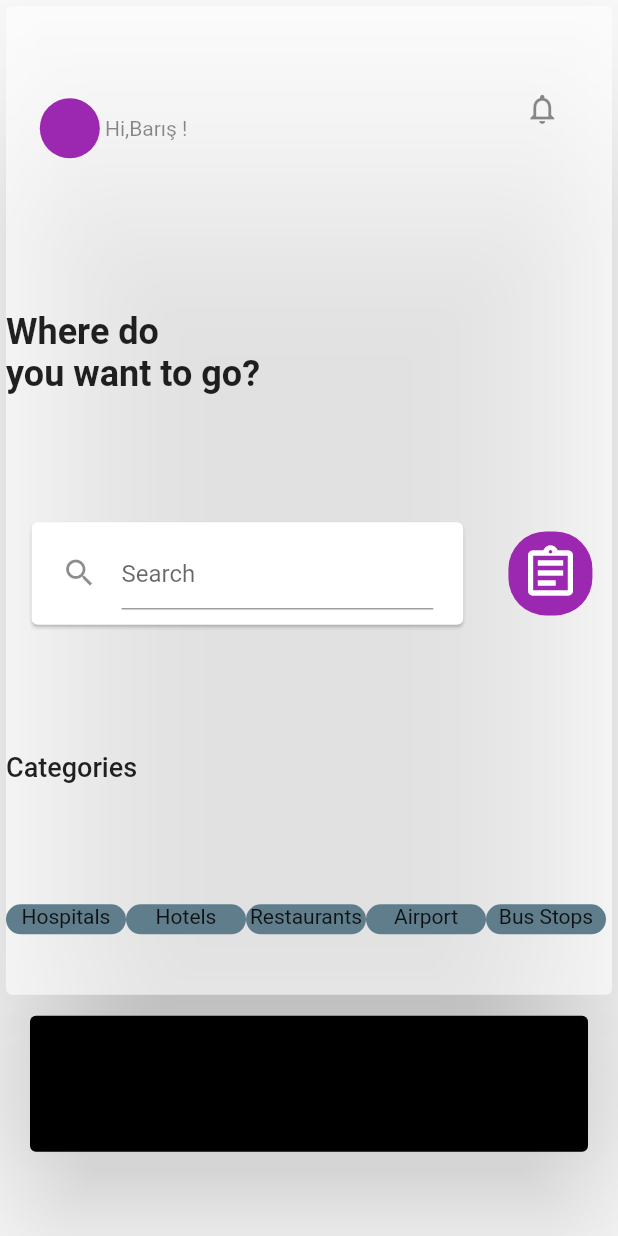
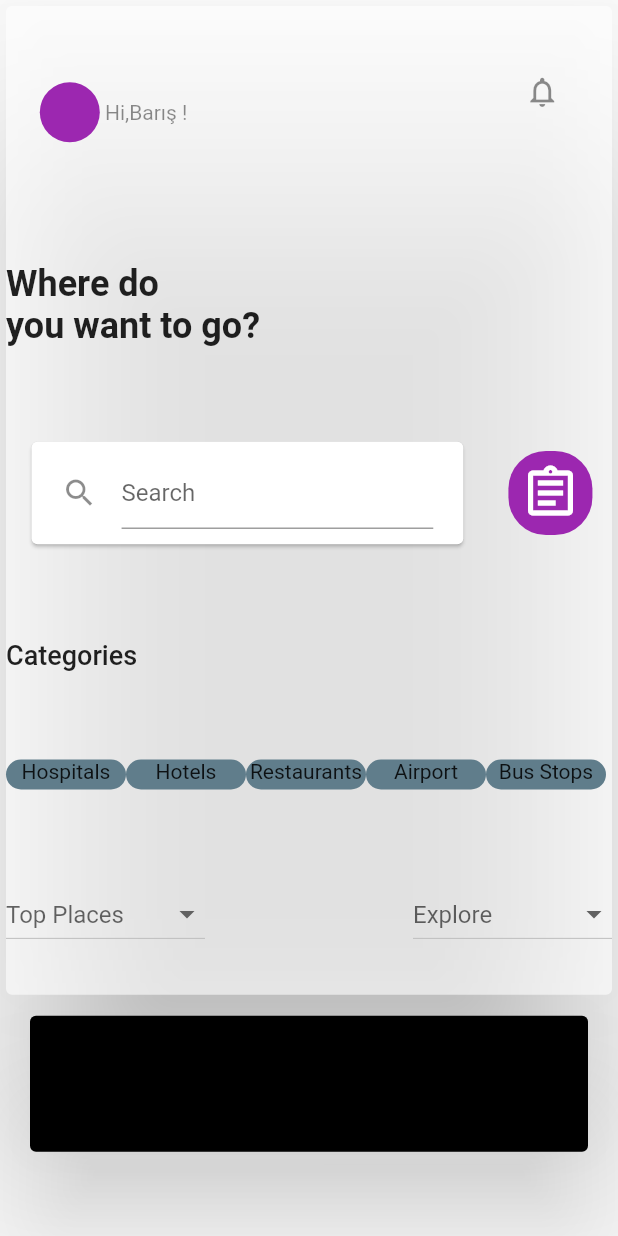
Before and after one commit to barisbeybit/TravelAPPUI, a Flutter app: the screen it shows after launch, on a phone screen of 412 x 824 dp. Run offline on Flutter 3.47's test engine with Material 2 defaults, Android fonts, the phone set to English and light mode, and no system bars.

Commit message:
Drop down button'a başlandı

```diff
--- a/lib/main.dart
+++ b/lib/main.dart
@@ -25,10 +25,18 @@ class MyApp extends StatelessWidget {
   }
 }
 
-class TravelAppUI extends StatelessWidget {
+class TravelAppUI extends StatefulWidget {
   const TravelAppUI({Key? key}) : super(key: key);
 
+  @override
+  _TravelAppUIState createState() => _TravelAppUIState();
+}
+
+class _TravelAppUIState extends State<TravelAppUI> {
   get controller => null;
+
+  var choosePlace;
+  List listItems = ["Top Places", "Favorite Places", "Near you"];
 
   @override
   Widget build(BuildContext context) {
@@ -187,6 +195,41 @@ class TravelAppUI extends StatelessWidget {
                         ],
                       ),
                     ),
+                    Row(
+                      mainAxisAlignment: MainAxisAlignment.spaceBetween,
+                      children: [
+                        DropdownButton(
+                          hint: Text("Top Places"),
+                          items: listItems.map((valueItem) {
+                            return DropdownMenuItem(
+                              value: valueItem,
+                              child: Text(valueItem),
+                            );
+                          }).toList(),
+                          value: choosePlace,
+                          onChanged: (newValue) {
+                            setState(() {
+                              choosePlace = newValue;
+                            });
+                          },
+                        ),
+                        DropdownButton(
+                          hint: Text("Explore"),
+                          items: listItems.map((valueItem) {
+                            return DropdownMenuItem(
+                              value: valueItem,
+                              child: Text(valueItem),
+                            );
+                          }).toList(),
+                          value: choosePlace,
+                          onChanged: (newValue) {
+                            setState(() {
+                              choosePlace = newValue;
+                            });
+                          },
+                        ),
+                      ],
+                    ),
                   ],
                 ),
               ),
```
